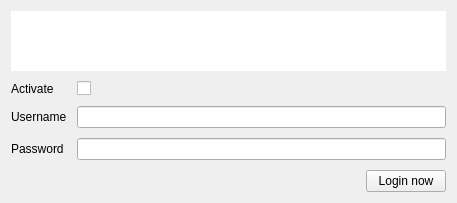
return42/sayonara, file src/GUI/Preferences/LastFM/GUI_LastFM.ui: the form before one commit.
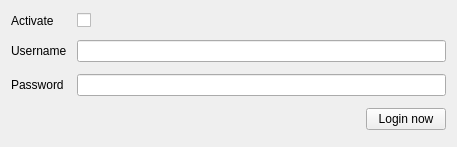
The form after the commit. Icons and pictures are not drawn.

Patch:
```diff
--- a/src/GUI/Preferences/LastFM/GUI_LastFM.ui
+++ b/src/GUI/Preferences/LastFM/GUI_LastFM.ui
@@ -7,51 +7,45 @@
     <x>0</x>
     <y>0</y>
     <width>457</width>
-    <height>203</height>
+    <height>147</height>
    </rect>
   </property>
   <layout class="QGridLayout" name="gridLayout">
    <property name="spacing">
     <number>10</number>
    </property>
-   <item row="3" column="0">
+   <item row="2" column="1">
+    <widget class="QLineEdit" name="tf_username"/>
+   </item>
+   <item row="1" column="0">
     <widget class="QLabel" name="label_4">
      <property name="text">
       <string>Activate</string>
      </property>
     </widget>
    </item>
-   <item row="4" column="0">
+   <item row="2" column="0">
     <widget class="QLabel" name="label_2">
      <property name="text">
       <string>Username</string>
      </property>
     </widget>
    </item>
-   <item row="5" column="1">
+   <item row="3" column="1">
     <widget class="QLineEdit" name="tf_password">
      <property name="echoMode">
       <enum>QLineEdit::Password</enum>
      </property>
     </widget>
    </item>
-   <item row="4" column="1">
-    <widget class="QLineEdit" name="tf_username"/>
-   </item>
-   <item row="3" column="1">
-    <widget class="QCheckBox" name="cb_activate">
-     <property name="focusPolicy">
-      <enum>Qt::StrongFocus</enum>
-     </property>
-     <property name="layoutDirection">
-      <enum>Qt::LeftToRight</enum>
-     </property>
+   <item row="3" column="0">
+    <widget class="QLabel" name="label_3">
      <property name="text">
-      <string/>
+      <string>Password</string>
      </property>
     </widget>
    </item>
-   <item row="6" column="0" colspan="2">
+   <item row="4" column="0" colspan="2">
     <layout class="QHBoxLayout" name="horizontalLayout">
      <item>
       <widget class="QLabel" name="lab_status">
@@ -82,44 +76,16 @@
      </item>
     </layout>
    </item>
-   <item row="0" column="0" rowspan="2" colspan="2">
-    <widget class="QWidget" name="widget" native="true">
-     <property name="styleSheet">
-      <string notr="true">background-color: rgb(255, 255, 255);</string>
+   <item row="1" column="1">
+    <widget class="QCheckBox" name="cb_activate">
+     <property name="focusPolicy">
+      <enum>Qt::StrongFocus</enum>
      </property>
-     <layout class="QVBoxLayout" name="verticalLayout">
-      <item>
-       <widget class="QLabel" name="lab_image">
-        <property name="minimumSize">
-         <size>
-          <width>100</width>
-          <height>30</height>
-         </size>
-        </property>
-        <property name="maximumSize">
-         <size>
-          <width>100</width>
-          <height>30</height>
-         </size>
-        </property>
-        <property name="text">
-         <string/>
-        </property>
-        <property name="pixmap">
-         <pixmap resource="../Resources/Icons.qrc">:/Icons/lastfm_logo.jpg</pixmap>
-        </property>
-        <property name="scaledContents">
-         <bool>true</bool>
-        </property>
-       </widget>
-      </item>
-     </layout>
-    </widget>
-   </item>
-   <item row="5" column="0">
-    <widget class="QLabel" name="label_3">
+     <property name="layoutDirection">
+      <enum>Qt::LeftToRight</enum>
+     </property>
      <property name="text">
-      <string>Password</string>
+      <string/>
      </property>
     </widget>
    </item>
```
Left out of the diff: 4 changed lines with no effect on the pictures.
